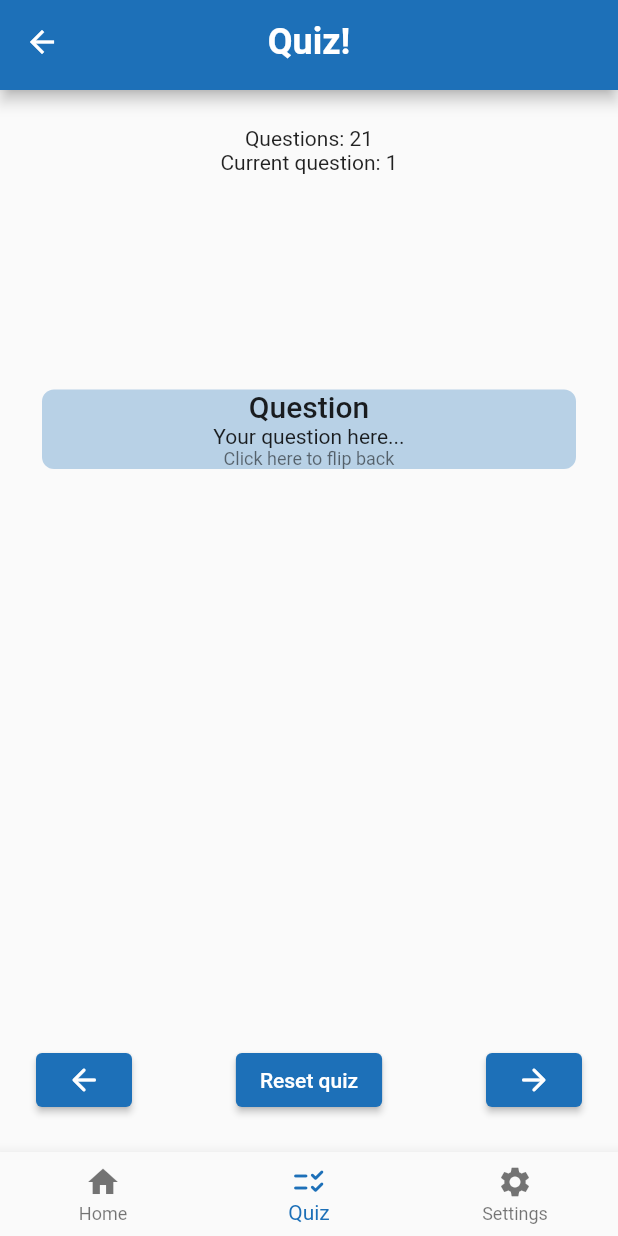
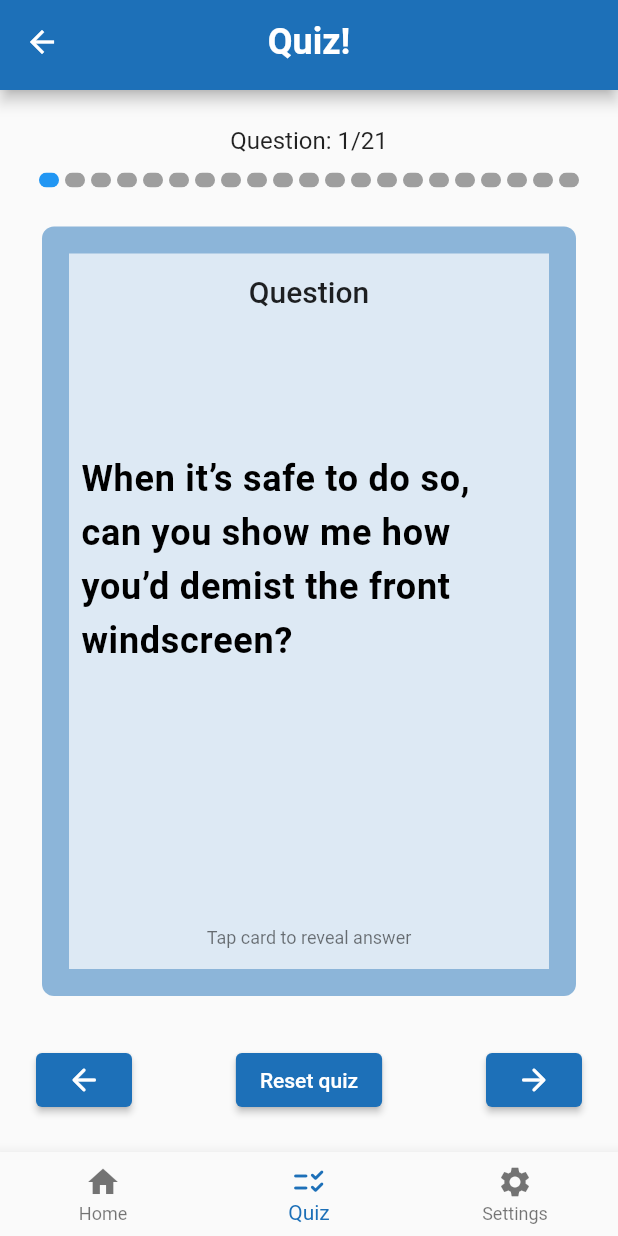
Before and after one commit to ItsjustOla/smtm-quiz-app, a Flutter app: the screen it shows after launch, item 2 of the bottom bar chosen, after a tap on "Start", on a phone screen of 412 x 824 dp. Run offline on Flutter 3.47's test engine with Material 2 defaults, Android fonts, the light colour scheme and no system bars; drawn by our look-alikes of flip_card, step_progress_indicator; our stand-ins replace expandable.

Commit message:
formatted card with content and added progress indicator

```diff
--- a/lib/helpers/color_constants.dart
+++ b/lib/helpers/color_constants.dart
@@ -18,4 +18,20 @@ class ColorConstants {
       900: Color.fromRGBO(29, 112, 184, 1),
     },
   );
+
+  MaterialColor myColor2 = MaterialColor(
+    const Color.fromRGBO(29, 184, 73, 1.0).value,
+    const <int, Color>{
+      50: Color.fromRGBO(29, 184, 73, 0.1),
+      100: Color.fromRGBO(29, 184, 73, 0.2),
+      200: Color.fromRGBO(29, 184, 73, 0.3),
+      300: Color.fromRGBO(29, 184, 73, 0.4),
+      400: Color.fromRGBO(29, 184, 73, 0.5),
+      500: Color.fromRGBO(29, 184, 73, 0.6),
+      600: Color.fromRGBO(29, 184, 73, 0.7),
+      700: Color.fromRGBO(29, 184, 73, 0.8),
+      800: Color.fromRGBO(29, 184, 73, 0.9),
+      900: Color.fromRGBO(29, 184, 73, 1),
+    },
+  );
 }
--- a/lib/models/QuizModel.dart
+++ b/lib/models/QuizModel.dart
@@ -14,11 +14,12 @@ class QuizModel extends ChangeNotifier {
 
   int get questionsLength => _questions.length;
   int get currentQuestionIndex => _currentQuestionIndex ;
-  int get currentQuestion => _currentQuestionIndex + 1; // used for display purposes
-  bool get isLastQuestion => currentQuestion == questionsLength; // used for display purposes
+  int get currentQuestionDisplay => _currentQuestionIndex + 1; // used for display purposes
+  bool get isLastQuestion => currentQuestionDisplay == questionsLength; // used for display purposes - show quiz end page
+  QaPair get currentQuestion => _questions[currentQuestionIndex];
 
   void nextQuestion(){
-    if( questionsLength > 0 && currentQuestion == questionsLength + 1){ // maybe set to -1?
+    if( questionsLength > 0 && currentQuestionDisplay == questionsLength + 1){
       return;
     }
     _currentQuestionIndex += 1;
@@ -44,21 +45,23 @@ class QuizModel extends ChangeNotifier {
     switch (choice) {
       case QuestionChoice.all:
         var qs = handleAllQuestions(allQs);
-        qs.shuffle;
         _questions = qs;
+        _questions.shuffle();
+        notifyListeners();
+        break;
+      case QuestionChoice.tellMe:
+        var tmQs = allQs.tmQuestions.qaPair;
+        _questions = tmQs;
+        _questions.shuffle();
+        notifyListeners();
         break;
       case QuestionChoice.showMe:
         var smQs = allQs.smQuestions.qaPair;
-        smQs.shuffle;
         _questions = smQs;
-        break;
-      case QuestionChoice.tellMe:
-        var tmQs = allQs.tmQuestions.qaPair;
-        tmQs.shuffle;
-        _questions = tmQs;
+        _questions.shuffle();
+        notifyListeners();
         break;
     }
-    notifyListeners();
   }
 
   List<QaPair> handleAllQuestions(AllQuestions qs){
--- a/lib/quizPage.dart
+++ b/lib/quizPage.dart
@@ -1,10 +1,12 @@
 import 'package:flip_card/flip_card.dart';
+import 'package:flip_card/flip_card_controller.dart';
 import 'package:flutter/material.dart';
 import 'package:provider/provider.dart';
 import 'package:smtm_app/helpers/text_constants.dart';
 import 'package:smtm_app/models/QuizModel.dart';
 import 'package:smtm_app/widgets/MyAppBar.dart';
 import 'package:smtm_app/widgets/MyBottomNav.dart';
+import 'package:step_progress_indicator/step_progress_indicator.dart';
 
 import 'helpers/color_constants.dart';
 import 'models/QuestionChoice.dart';
@@ -18,6 +20,7 @@ class QuizPage extends StatefulWidget {
 
 class _QuizPageState extends State<QuizPage> with TextConstants {
   QuestionChoice _questionSelection = QuestionChoice.all;
+  final FlipCardController _controller = FlipCardController();
 
   Widget startView(QuizModel model) {
     return myDefaultPadding(Column(
@@ -110,82 +113,124 @@ class _QuizPageState extends State<QuizPage> with TextConstants {
     ));
   }
 
+  Widget getMyFlipCard(String question, String answer){
+    return Expanded(
+      child: Card(
+        elevation: 0.0,
+        color: Colors.transparent,
+        child: FlipCard(
+          controller: _controller,
+          direction: FlipDirection.HORIZONTAL,
+          side: CardSide.FRONT,
+          speed: 750,
+          front: Container(
+            padding: const EdgeInsets.all(18),
+            decoration: BoxDecoration(
+              color: ColorConstants().myColor[400],
+              borderRadius: const BorderRadius.all(Radius.circular(8.0)),
+            ),
+            child: Container(
+              color: Colors.white70,
+              child: Column(
+                children: <Widget>[
+                  const SizedBox(height: 14,),
+                  Text('Question',
+                      style: Theme.of(context).textTheme.titleLarge),
+                  const Spacer(),
+                  Padding(
+                    padding: const EdgeInsets.all(8.0),
+                    child: Text(question,
+                      style: const TextStyle(
+                        fontSize: 24.0, // or any other size that works for your design
+                        fontWeight: FontWeight.bold,
+                        color: Colors.black,
+                        letterSpacing: 0.5, // adjust this to add spacing between letters
+                        height: 1.5, // adjust this to add spacing between lines
+                      ),
+                    ),
+                  ),
+                  const Spacer(flex: 2,),
+                  Align(
+                    child: Text('Tap card to reveal answer',
+                        style: Theme.of(context).textTheme.bodySmall),
+                  ),
+                  const SizedBox(height: 14,),
+                ],
+              ),
+            ),
+          ),
+          back: Container(
+            padding: const EdgeInsets.all(18),
+            decoration: BoxDecoration(
+              color: ColorConstants().myColor2[400],
+              borderRadius: const BorderRadius.all(Radius.circular(8.0)),
+            ),
+            child: Container(
+              color: Colors.white70,
+              child: Column(
+                children: <Widget>[
+                  const SizedBox(height: 14,),
+                  Text('Answer',
+                      style: Theme.of(context).textTheme.titleLarge),
+                  const Spacer(),
+                  SizedBox(
+                    child: Padding(
+                      padding: const EdgeInsets.all(8.0),
+                      child: Text(answer,
+                        style: const TextStyle(
+                          fontSize: 18.0, // or any other size that works for your design
+                          fontWeight: FontWeight.bold,
+                          color: Colors.black,
+                          letterSpacing: 0.5, // adjust this to add spacing between letters
+                          height: 1.5, // adjust this to add spacing between lines
+                        ),
+                        softWrap: true,
+                        overflow: TextOverflow.clip,
+                      ),
+                    ),
+                  ),
+                  const Spacer(flex: 2,),
+                  Align(
+                    child: Text('Tap card to return to question',
+                        style: Theme.of(context).textTheme.bodySmall),
+                  ),
+                  const SizedBox(height: 14,),
+                ],
+              ),
+            ),
+          ),
+        ),
+      ),
+    );
+  }
+
   Widget quizView(QuizModel model) {
     return myDefaultPadding(Column(
       mainAxisAlignment: MainAxisAlignment.spaceBetween,
       crossAxisAlignment: CrossAxisAlignment.stretch,
       children: [
-        // replcae with progress bar
         Align(
             alignment: Alignment.center,
-            child: Column(
-              children: [
-                Text('Questions: ${model.questionsLength}'),
-                Text('Current question: ${model.currentQuestion}'),
-              ],
-            )),
-
-        Card(
-          elevation: 0.0,
-          color: Colors.transparent,
-          child: FlipCard(
-            direction: FlipDirection.VERTICAL,
-            side: CardSide.FRONT,
-            speed: 750,
-            front: Container(
-              decoration: BoxDecoration(
-                color: ColorConstants().myColor[200],
-                borderRadius: const BorderRadius.all(Radius.circular(8.0)),
-              ),
-              child: Column(
-                mainAxisAlignment: MainAxisAlignment.spaceEvenly,
-                crossAxisAlignment: CrossAxisAlignment.center,
-                children: <Widget>[
-                  Text('Question', style: Theme.of(context).textTheme.titleLarge),
-                  Text('Your question here...', style: Theme.of(context).textTheme.bodyMedium),
-                  Text('Click here to flip back',
-                      style: Theme.of(context).textTheme.bodySmall),
-                ],
-              ),
-            ),
-            back: Container(
-              decoration: BoxDecoration(
-                color: ColorConstants().myColor[200],
-                borderRadius: const BorderRadius.all(Radius.circular(8.0)),
-              ),
-              child: Column(
-                mainAxisAlignment: MainAxisAlignment.center,
-                children: <Widget>[
-                  Text('Answer', style: Theme.of(context).textTheme.titleLarge),
-                  Text('Your answer goes here...', style: Theme.of(context).textTheme.bodyMedium),
-                  Text('Click here to flip front',
-                      style: Theme.of(context).textTheme.bodySmall),
-                ],
-              ),
-            ),
-          ),
+            child: Text('Question: ${model.currentQuestionDisplay}/${model.questionsLength}',
+            style: Theme.of(context).textTheme.titleMedium,),
         ),
-
-        // card goes here
-        // const Card(
-        //   margin: EdgeInsets.only(left: 32.0, right: 32.0, top: 20.0, bottom: 0.0),
-        //   color: Color(0x00000000),
-        //   child: FlipCard(
-        //     fill: Fill.fillBack,
-        //     front: Text('front'),
-        //     back: Text('back'),
-        //     speed: 800,
-        //   ),
-        // ),
-        SizedBox(
-          height: 100,
+        const SizedBox(height: 12,),
+        StepProgressIndicator(
+          totalSteps: model.questionsLength,
+          currentStep: model.currentQuestionDisplay,
+          size: 10,
+          roundedEdges: const Radius.circular(10),
         ),
+        const SizedBox(height: 22,),
+        getMyFlipCard(model.currentQuestion.question, model.currentQuestion.answer),
+        const SizedBox(height: 28,),
         Row(
           mainAxisAlignment: MainAxisAlignment.spaceBetween,
           children: [
             ElevatedButton(
               onPressed: () {
                 model.previousQuestion();
+                if(!_controller.state!.isFront) _controller.toggleCard();
               },
               child: const Icon(Icons.arrow_back_rounded),
             ),
@@ -198,6 +243,7 @@ class _QuizPageState extends State<QuizPage> with TextConstants {
             ElevatedButton(
               onPressed: () {
                 model.nextQuestion();
+                if(!_controller.state!.isFront) _controller.toggleCard();
               },
               child: model.isLastQuestion
                   ? const Text('End Quiz')
@@ -245,7 +291,7 @@ class _QuizPageState extends State<QuizPage> with TextConstants {
   Widget build(BuildContext context) {
     return Scaffold(
       appBar: const MyAppBar(title: 'Quiz!'),
-      body: Center(child: Consumer<QuizModel>(
+      body: Consumer<QuizModel>(
         builder: (context, quiz, child) {
           if (quiz.questionsLength <= 0) {
             return startView(quiz);
@@ -255,7 +301,7 @@ class _QuizPageState extends State<QuizPage> with TextConstants {
             return quizView(quiz);
           }
         },
-      )),
+      ),
       bottomNavigationBar: const MyBottomNav(
         currentIndex: 1,
       ),
--- a/pubspec.yaml
+++ b/pubspec.yaml
@@ -38,6 +38,7 @@ dependencies:
   expandable: ^5.0.1
   provider: ^6.0.5
   flip_card: ^0.7.0
+  step_progress_indicator: ^1.0.2
 
 dev_dependencies:
   flutter_test:
```
Also changed, not shown: pubspec.lock.
